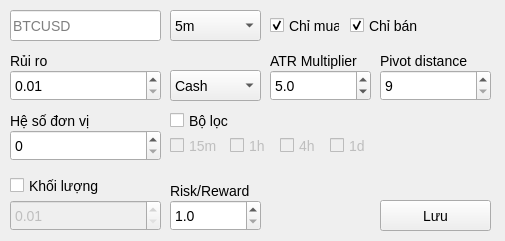
Before: the Qt Designer form ui/EditWindow.ui in nguyenvantat1182002/rsi-signal-bot, drawn with Qt 5.
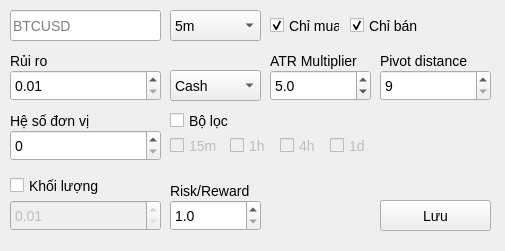
After: the same form once the commit is applied.

```diff
--- a/ui/EditWindow.ui
+++ b/ui/EditWindow.ui
@@ -7,19 +7,19 @@
     <x>0</x>
     <y>0</y>
     <width>505</width>
-    <height>241</height>
+    <height>251</height>
    </rect>
   </property>
   <property name="minimumSize">
    <size>
     <width>505</width>
-    <height>241</height>
+    <height>251</height>
    </size>
   </property>
   <property name="maximumSize">
    <size>
     <width>505</width>
-    <height>241</height>
+    <height>251</height>
    </size>
   </property>
   <property name="windowTitle">
```
